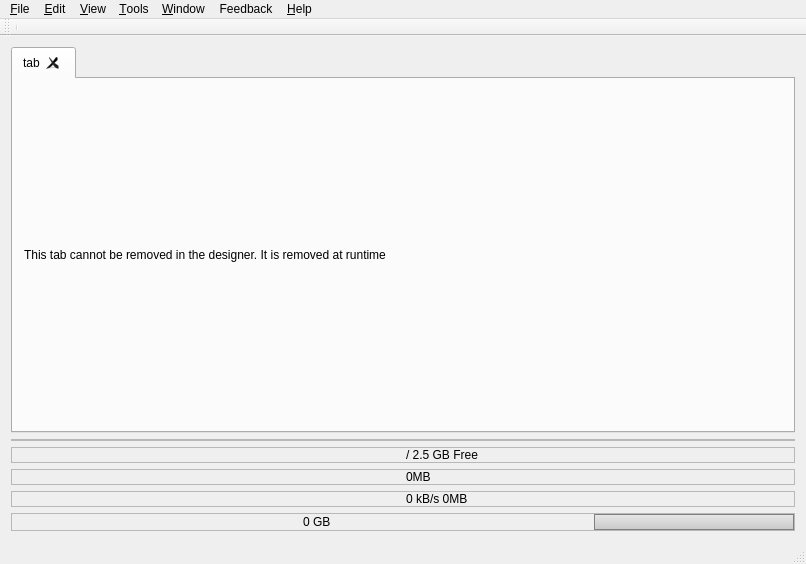
Above: app/gui/mainwindow.ui from ensisoft/newsflash-plus before the change. Below: the same form after it.
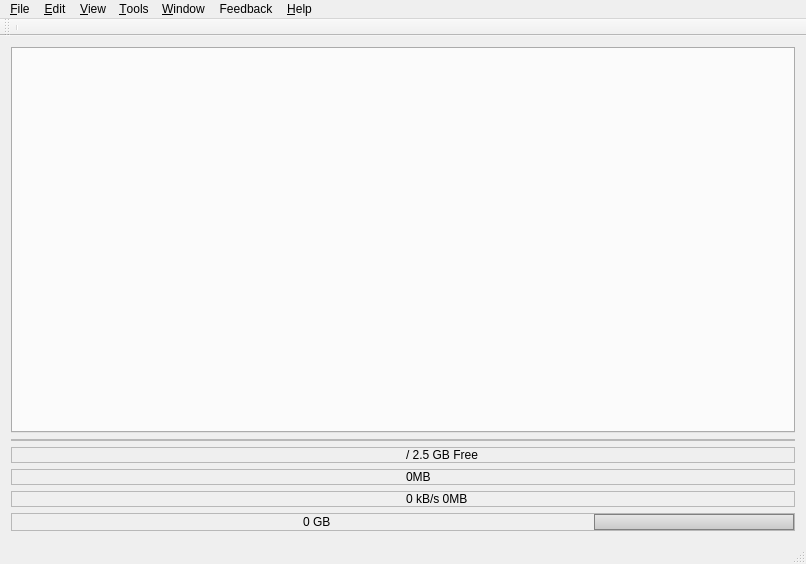
That is the form after the change. Icons and pictures are not drawn. Custom widgets are drawn as their Qt base class.

Patch:
```diff
--- a/app/gui/mainwindow.ui
+++ b/app/gui/mainwindow.ui
@@ -51,20 +51,6 @@
       <property name="movable">
        <bool>false</bool>
       </property>
-      <widget class="QWidget" name="tab">
-       <attribute name="title">
-        <string>tab</string>
-       </attribute>
-       <layout class="QGridLayout" name="gridLayout_12">
-        <item row="0" column="0">
-         <widget class="QLabel" name="label">
-          <property name="text">
-           <string>This tab cannot be removed in the designer. It is removed at runtime</string>
-          </property>
-         </widget>
-        </item>
-       </layout>
-      </widget>
      </widget>
     </item>
     <item row="1" column="0">
```
Left out of the diff: 4 changed lines with no effect on the pictures.
